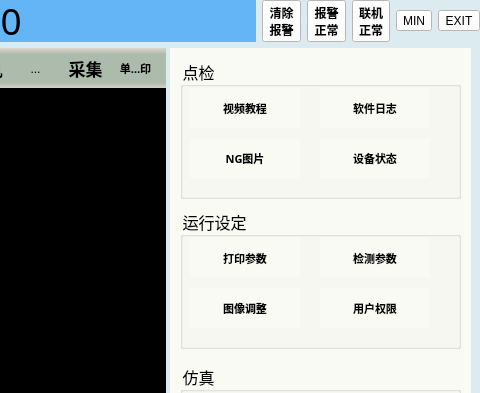
The window that librecad/src/QC_ApplicationWindow.ui (Hcj1108/Librecad_AFP5000) describes before a commit, drawn with Qt 5; both pictures show x 540 to 1020 and y 0 to 393 of the 1020 by 750 pixel window.
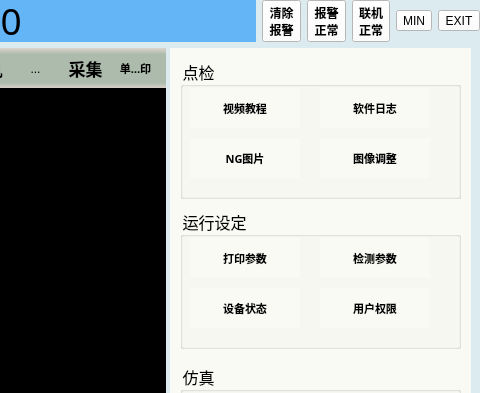
The same window after the commit. Icons and pictures are not drawn.

What changed in the file:
```diff
--- a/librecad/src/QC_ApplicationWindow.ui
+++ b/librecad/src/QC_ApplicationWindow.ui
@@ -1840,7 +1840,7 @@
             <enum>Qt::ToolButtonStyle::ToolButtonTextBesideIcon</enum>
            </property>
           </widget>
-          <widget class="QToolButton" name="toolButton_16">
+          <widget class="QToolButton" name="toolButton_7">
            <property name="geometry">
             <rect>
              <x>140</x>
@@ -1872,7 +1872,7 @@
 </string>
            </property>
            <property name="text">
-            <string>设备状态</string>
+            <string>图像调整</string>
            </property>
            <property name="icon">
             <iconset resource="OCRdemo.qrc">
@@ -2006,54 +2006,6 @@
             <enum>Qt::ToolButtonStyle::ToolButtonTextBesideIcon</enum>
            </property>
           </widget>
-          <widget class="QToolButton" name="toolButton_7">
-           <property name="geometry">
-            <rect>
-             <x>10</x>
-             <y>80</y>
-             <width>110</width>
-             <height>40</height>
-            </rect>
-           </property>
-           <property name="font">
-            <font>
-             <family>微软雅黑</family>
-             <pointsize>8</pointsize>
-             <bold>true</bold>
-            </font>
-           </property>
-           <property name="styleSheet">
-            <string notr="true"> QToolButton {
-        opacity: 1;
- 		border: none;
-}
-/* 按下状态 */
-QToolButton:pressed {
-   background-color: #546E7A; /* 深石板灰 */
-    background-image: none;
-    padding-top: 12px;
-    padding-bottom: 8px;
-    border: 1px solid #37474F; /* 深色边框模拟阴影 */
-}
-</string>
-           </property>
-           <property name="text">
-            <string>图像调整</string>
-           </property>
-           <property name="icon">
-            <iconset resource="OCRdemo.qrc">
-             <normaloff>:/PIC/Resources/PICs/Bianji.png</normaloff>:/PIC/Resources/PICs/Bianji.png</iconset>
-           </property>
-           <property name="iconSize">
-            <size>
-             <width>40</width>
-             <height>40</height>
-            </size>
-           </property>
-           <property name="toolButtonStyle">
-            <enum>Qt::ToolButtonStyle::ToolButtonTextBesideIcon</enum>
-           </property>
-          </widget>
           <widget class="QToolButton" name="toolButton_30">
            <property name="geometry">
             <rect>
@@ -2102,6 +2054,54 @@
             <enum>Qt::ToolButtonStyle::ToolButtonTextBesideIcon</enum>
            </property>
           </widget>
+          <widget class="QToolButton" name="toolButton_16">
+           <property name="geometry">
+            <rect>
+             <x>10</x>
+             <y>80</y>
+             <width>110</width>
+             <height>40</height>
+            </rect>
+           </property>
+           <property name="font">
+            <font>
+             <family>微软雅黑</family>
+             <pointsize>8</pointsize>
+             <bold>true</bold>
+            </font>
+           </property>
+           <property name="styleSheet">
+            <string notr="true"> QToolButton {
+        opacity: 1;
+ 		border: none;
+}
+/* 按下状态 */
+QToolButton:pressed {
+   background-color: #546E7A; /* 深石板灰 */
+    background-image: none;
+    padding-top: 12px;
+    padding-bottom: 8px;
+    border: 1px solid #37474F; /* 深色边框模拟阴影 */
+}
+</string>
+           </property>
+           <property name="text">
+            <string>设备状态</string>
+           </property>
+           <property name="icon">
+            <iconset resource="OCRdemo.qrc">
+             <normaloff>:/PIC/Resources/PICs/XTZT.png</normaloff>:/PIC/Resources/PICs/XTZT.png</iconset>
+           </property>
+           <property name="iconSize">
+            <size>
+             <width>40</width>
+             <height>40</height>
+            </size>
+           </property>
+           <property name="toolButtonStyle">
+            <enum>Qt::ToolButtonStyle::ToolButtonTextBesideIcon</enum>
+           </property>
+          </widget>
          </widget>
          <widget class="QGroupBox" name="groupBox_11">
           <property name="geometry">
```
Left out of the diff: 4 changed lines with no effect on the pictures.
